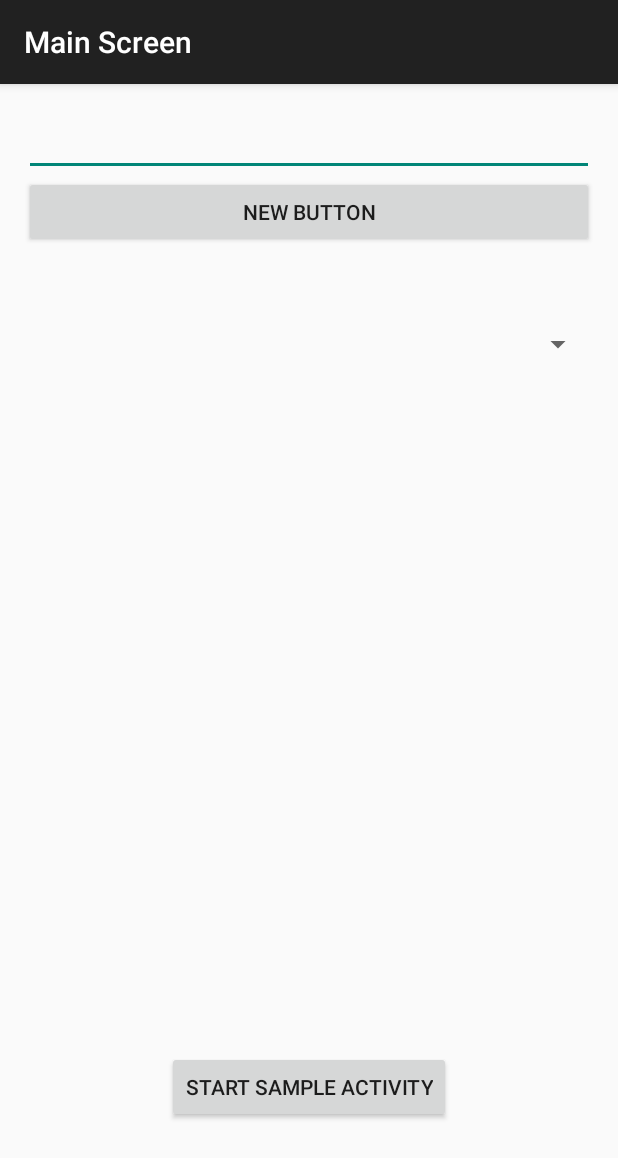
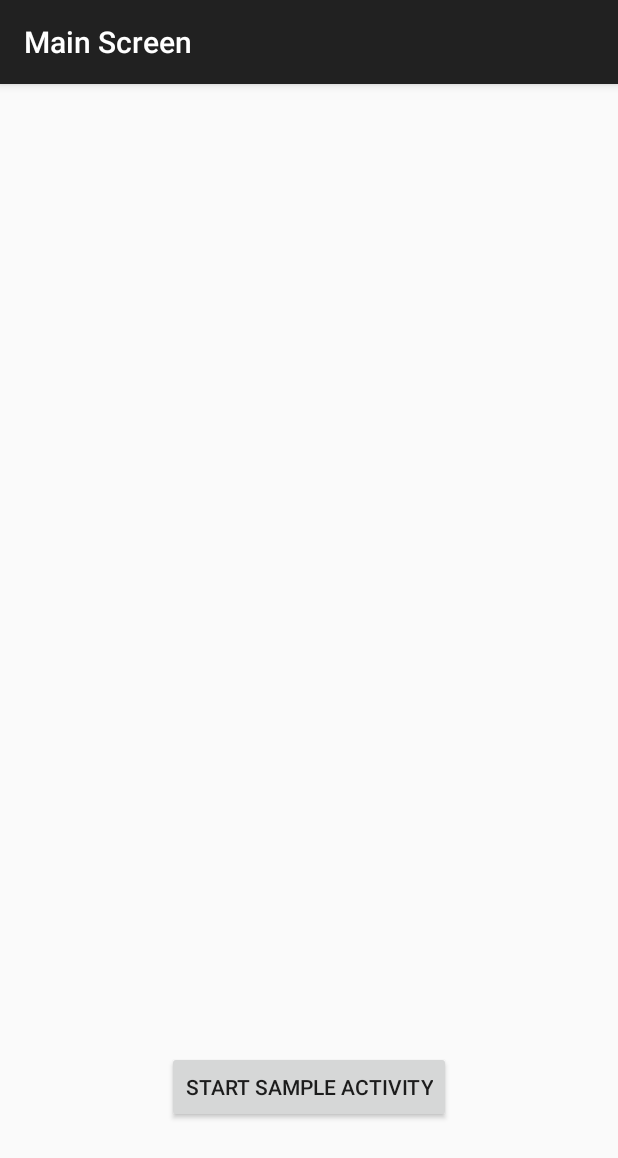
Before and after one commit to MonchenkoID/Research, an Android app: the MainActivity screen opened directly, with no data from a screen before it, on a phone screen of 412 x 824 dp. Shown: the top 1158 px of the screen. Run offline under Robolectric (Android 15) with nearby library versions, the phone set to English and light mode, and no system bars.

Commit message:
remove ex ideas

```diff
--- a/Research/app/src/main/res/layout/activity_main.xml
+++ b/Research/app/src/main/res/layout/activity_main.xml
@@ -7,15 +7,6 @@
     android:paddingTop="@dimen/activity_vertical_margin"
     android:paddingBottom="@dimen/activity_vertical_margin"
     tools:context=".MainActivity">
-    <Spinner
-        android:id="@+id/spinner"
-        android:layout_width="match_parent"
-        android:layout_height="wrap_content"
-        android:layout_marginTop="52dp"
-        android:layout_below="@+id/button"
-        android:layout_alignParentRight="true"
-        android:layout_alignParentEnd="true">
-    </Spinner>
 
 
     <Button
@@ -27,24 +18,7 @@
         android:layout_centerHorizontal="true"
         android:layout_marginBottom="59dp" />
 
-    <EditText
-        android:layout_width="wrap_content"
-        android:layout_height="wrap_content"
-        android:id="@+id/editText"
-        android:layout_alignParentTop="true"
-        android:layout_alignParentLeft="true"
-        android:layout_alignParentStart="true"
-        android:layout_alignRight="@+id/spinner"
-        android:layout_alignEnd="@+id/spinner" />
 
-    <Button
-        android:layout_width="wrap_content"
-        android:layout_height="wrap_content"
-        android:text="New Button"
-        android:id="@+id/button"
-        android:layout_below="@+id/editText"
-        android:layout_alignParentLeft="true"
-        android:layout_alignParentStart="true"
-        android:layout_alignRight="@+id/editText"
-        android:layout_alignEnd="@+id/editText" />
+
+
 </RelativeLayout>
```
